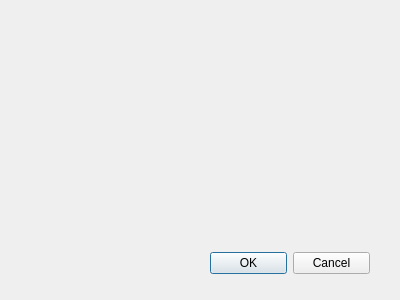
The window that discountsviewdialog.ui (pgulyaev88/elpos.manager) describes before a commit, drawn with Qt 5.
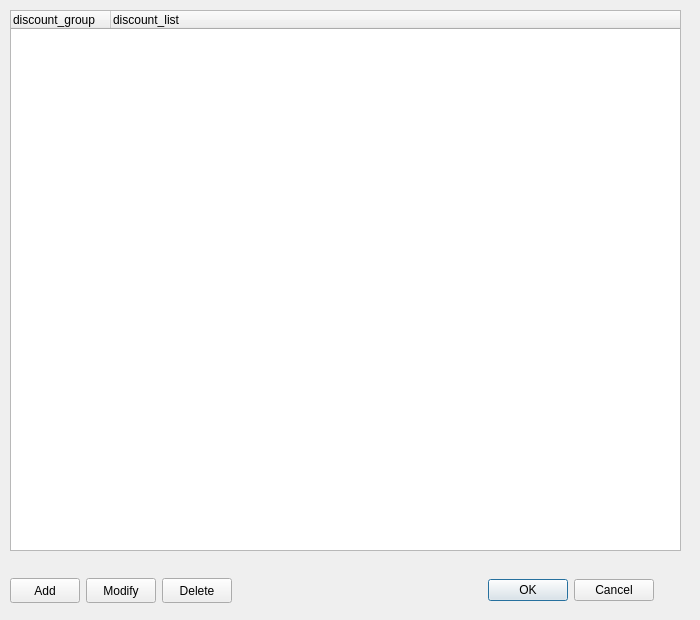
The same window after the commit.

What changed in the file:
```diff
--- a/discountsviewdialog.ui
+++ b/discountsviewdialog.ui
@@ -6,25 +6,127 @@
    <rect>
     <x>0</x>
     <y>0</y>
-    <width>400</width>
-    <height>300</height>
+    <width>700</width>
+    <height>620</height>
    </rect>
   </property>
   <property name="windowTitle">
    <string>Dialog</string>
   </property>
-  <widget class="QDialogButtonBox" name="buttonBox">
+  <widget class="QTreeWidget" name="discountsTreeWidget">
    <property name="geometry">
     <rect>
-     <x>210</x>
-     <y>250</y>
-     <width>160</width>
-     <height>26</height>
+     <x>10</x>
+     <y>10</y>
+     <width>671</width>
+     <height>541</height>
     </rect>
    </property>
-   <property name="standardButtons">
-    <set>QDialogButtonBox::Cancel|QDialogButtonBox::Ok</set>
+   <property name="lineWidth">
+    <number>2</number>
    </property>
+   <column>
+    <property name="text">
+     <string>discount_group</string>
+    </property>
+   </column>
+   <column>
+    <property name="text">
+     <string>discount_list</string>
+    </property>
+   </column>
+  </widget>
+  <widget class="QWidget" name="horizontalLayoutWidget">
+   <property name="geometry">
+    <rect>
+     <x>10</x>
+     <y>570</y>
+     <width>671</width>
+     <height>41</height>
+    </rect>
+   </property>
+   <layout class="QHBoxLayout" name="horizontalLayout">
+    <item>
+     <widget class="QPushButton" name="discountsAddPushButton">
+      <property name="minimumSize">
+       <size>
+        <width>70</width>
+        <height>25</height>
+       </size>
+      </property>
+      <property name="maximumSize">
+       <size>
+        <width>70</width>
+        <height>25</height>
+       </size>
+      </property>
+      <property name="text">
+       <string>Add</string>
+      </property>
+     </widget>
+    </item>
+    <item>
+     <widget class="QPushButton" name="discountsModifyPushButton">
+      <property name="minimumSize">
+       <size>
+        <width>70</width>
+        <height>25</height>
+       </size>
+      </property>
+      <property name="maximumSize">
+       <size>
+        <width>70</width>
+        <height>25</height>
+       </size>
+      </property>
+      <property name="text">
+       <string>Modify</string>
+      </property>
+     </widget>
+    </item>
+    <item>
+     <widget class="QPushButton" name="discountsDeletePushButton">
+      <property name="minimumSize">
+       <size>
+        <width>70</width>
+        <height>25</height>
+       </size>
+      </property>
+      <property name="maximumSize">
+       <size>
+        <width>70</width>
+        <height>25</height>
+       </size>
+      </property>
+      <property name="text">
+       <string>Delete</string>
+      </property>
+     </widget>
+    </item>
+    <item>
+     <spacer name="horizontalSpacer">
+      <property name="orientation">
+       <enum>Qt::Horizontal</enum>
+      </property>
+      <property name="sizeHint" stdset="0">
+       <size>
+        <width>40</width>
+        <height>20</height>
+       </size>
+      </property>
+     </spacer>
+    </item>
+    <item>
+     <widget class="QDialogButtonBox" name="discountsButtonBox">
+      <property name="standardButtons">
+       <set>QDialogButtonBox::Cancel|QDialogButtonBox::Ok</set>
+      </property>
+      <property name="centerButtons">
+       <bool>true</bool>
+      </property>
+     </widget>
+    </item>
+   </layout>
   </widget>
  </widget>
  <resources/>
```
Left out of the diff: 2 changed lines with no effect on the pictures.
